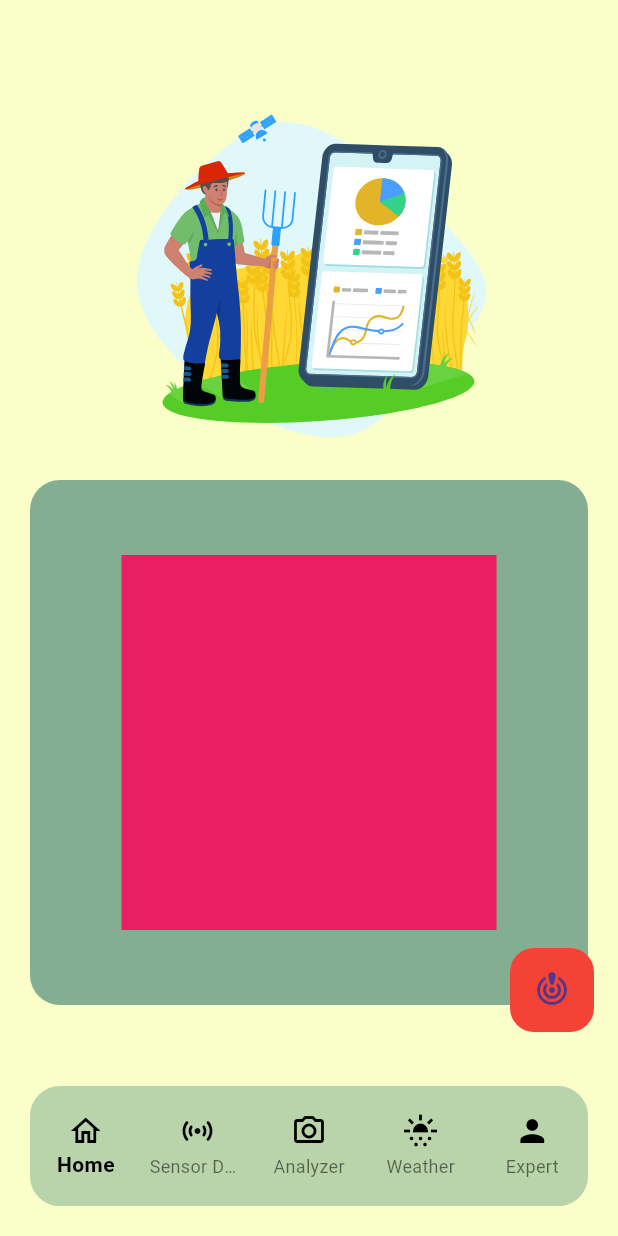
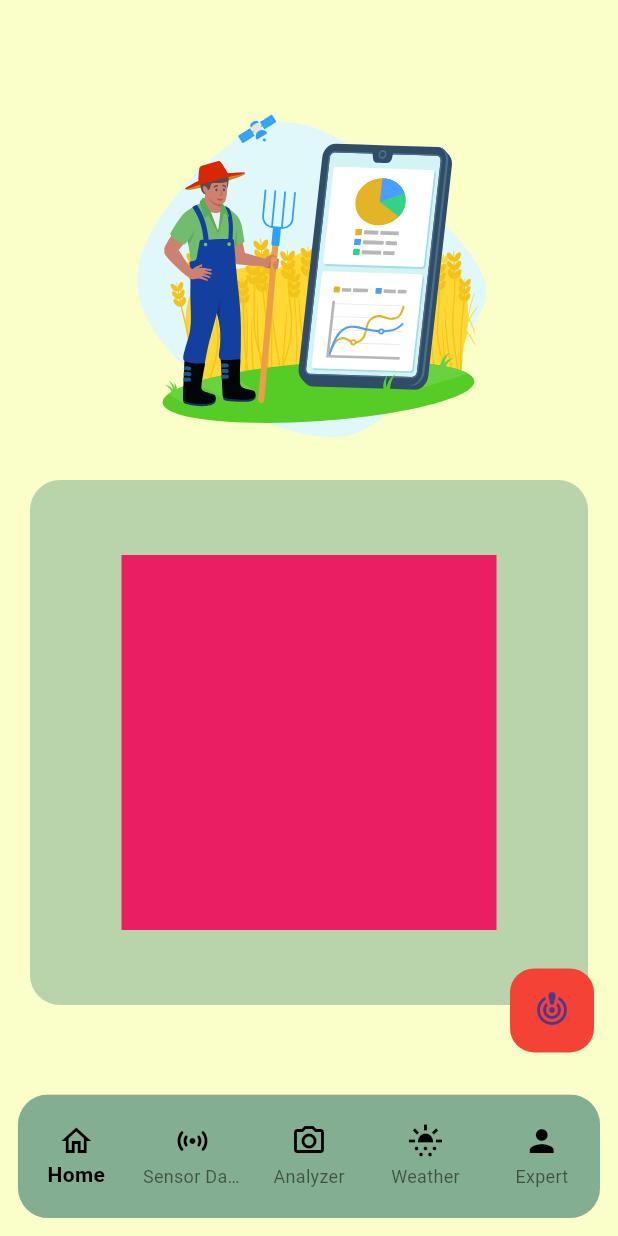
Before and after one commit to cosmicsid004/kissan_mitr, a Flutter app: the screen it shows after launch, after a tap on the "crisis alert" icon, on a phone screen of 412 x 824 dp. Run offline on Flutter 3.47's test engine with Material 3 defaults, Android fonts, the phone set to English and light mode, and no system bars; our stand-ins replace cloud_firestore, firebase_core, image_picker, lottie; missing offline and left inert: tflite_v2; accounts and stored records are empty; network calls fail.

Commit message:
makingDynamic

```diff
--- a/lib/common.dart
+++ b/lib/common.dart
@@ -6,14 +6,14 @@ class colors {
   }
 
   static dockColor() {
+    return Color(0xFF84AE92);
+  }
+
+  static cardColor() {
     return Color(0xFFB9D4AA);
   }
 
-  static cardColor() {
+  static buttonColor() {
     return Color(0xFF84AE92);
   }
-
-  static buttonColor() {
-    return Color(0xFFB9D4AA);
-  }
 }
--- a/lib/home/homepage.dart
+++ b/lib/home/homepage.dart
@@ -15,10 +15,9 @@ class HomePage extends StatefulWidget {
 
 class _HomePageState extends State<HomePage> {
   int _selectedIndex = 0;
+  final PageController _pageController = PageController();
 
-  // Use const constructors where possible for better performance
   static final List<Widget> _widgetOptions = <Widget>[
-    // Use Container directly, Scaffold inside Scaffold is not recommended
     homeTab(),
     SenorReadings(),
     analyzer(),
@@ -27,6 +26,11 @@ class _HomePageState extends State<HomePage> {
   ];
 
   void _onItemTapped(int index) {
+    _pageController.animateToPage(
+      index,
+      duration: const Duration(milliseconds: 300),
+      curve: Curves.easeInOut,
+    );
     setState(() {
       _selectedIndex = index;
     });
@@ -34,9 +38,20 @@ class _HomePageState extends State<HomePage> {
 
   @override
   Widget build(BuildContext context) {
+    final double navBarHeight = MediaQuery.of(context).size.height * 0.1;
+    // ~10% of screen height (auto scales on small/large devices)
+
     return Scaffold(
       backgroundColor: const Color(0xFFFAFFCA),
-      body: _widgetOptions[_selectedIndex],
+      body: PageView(
+        controller: _pageController,
+        children: _widgetOptions,
+        onPageChanged: (index) {
+          setState(() {
+            _selectedIndex = index;
+          });
+        },
+      ),
       floatingActionButton: FloatingActionButton(
         onPressed: () {},
         backgroundColor: Colors.red,
@@ -44,37 +59,22 @@ class _HomePageState extends State<HomePage> {
         child: const Icon(Icons.crisis_alert),
       ),
       bottomNavigationBar: Padding(
-        padding: const EdgeInsets.all(20.0),
+        padding: const EdgeInsets.all(12.0), // reduced padding for smaller screens
         child: ClipRRect(
           borderRadius: BorderRadius.circular(20),
           child: SizedBox(
-            height: 80,
+            height: navBarHeight.clamp(60, 90),
+            // Keeps min 60 and max 90 (safe across all devices)
             width: double.infinity,
             child: BottomNavigationBar(
               type: BottomNavigationBarType.fixed,
-              // Prevent shifting animation
               backgroundColor: colors.dockColor(),
               items: const [
-                BottomNavigationBarItem(
-                  icon: Icon(Icons.home_outlined, color: Colors.black),
-                  label: 'Home',
-                ),
-                BottomNavigationBarItem(
-                  icon: Icon(Icons.sensors_rounded, color: Colors.black),
-                  label: 'Sensor Data',
-                ),
-                BottomNavigationBarItem(
-                  icon: Icon(Icons.camera_alt_outlined, color: Colors.black),
-                  label: 'Analyzer',
-                ),
-                BottomNavigationBarItem(
-                  icon: Icon(Icons.sunny_snowing, color: Colors.black),
-                  label: 'Weather',
-                ),
-                BottomNavigationBarItem(
-                  icon: Icon(Icons.person, color: Colors.black),
-                  label: 'Expert',
-                ),
+                BottomNavigationBarItem(icon: Icon(Icons.home_outlined, color: Colors.black), label: 'Home'),
+                BottomNavigationBarItem(icon: Icon(Icons.sensors_rounded, color: Colors.black), label: 'Sensor Data'),
+                BottomNavigationBarItem(icon: Icon(Icons.camera_alt_outlined, color: Colors.black), label: 'Analyzer'),
+                BottomNavigationBarItem(icon: Icon(Icons.sunny_snowing, color: Colors.black), label: 'Weather'),
+                BottomNavigationBarItem(icon: Icon(Icons.person, color: Colors.black), label: 'Expert'),
               ],
               currentIndex: _selectedIndex,
               selectedItemColor: Colors.black,
--- a/lib/home/sensorPage/sensorReadings.dart
+++ b/lib/home/sensorPage/sensorReadings.dart
@@ -12,15 +12,17 @@ class SenorReadings extends StatefulWidget {
 }
 
 class _SenorReadingsState extends State<SenorReadings> {
-  String sensorData = "Fetching...";
+  String soilMoisture = "Fetching...";
+  String soilPh = "Fetching...";
   Timer? timer;
 
   Future<void> fetchSensorData() async {
     await Future.delayed(const Duration(milliseconds: 500)); // simulate delay
     final random = Random();
+
     setState(() {
-      sensorData =
-          "🌡 Soil Moisture: \n${20 + random.nextInt(10)}°C";
+      soilMoisture = "${30 + random.nextInt(20)}%"; // e.g. 30–50% range
+      soilPh = "${5 + random.nextDouble() * 3.0}"; // e.g. 5.0–8.0 range
     });
   }
 
@@ -40,7 +42,8 @@ class _SenorReadingsState extends State<SenorReadings> {
     super.dispose();
   }
 
-  bool isOn = false; // state for toggle
+  bool pumpIsOn = false; // state for toggle
+  bool phManager = false;
   @override
   Widget build(BuildContext context) {
     return Scaffold(
@@ -59,9 +62,19 @@ class _SenorReadingsState extends State<SenorReadings> {
               ),
 
               Padding(
-                padding: const EdgeInsets.all(20.0),
-                child: Container(
-                  height: 250,
+                padding: const EdgeInsets.all(16.0), // reduced a bit for small screens
+                child: LayoutBuilder(
+                  builder: (context, constraints) {
+                    final double cardHeight = constraints.maxHeight > 0
+                        ? constraints.maxHeight * 0.35
+                        : MediaQuery.of(context).size.height * 0.25;
+
+                    final double imageFlex = constraints.maxWidth > 600 ? 3 : 2;
+                    final double textSize = MediaQuery.of(context).size.width * 0.045;
+                    final double subtitleSize = MediaQuery.of(context).size.width * 0.04;
+
+                    return Container(
+                      height: cardHeight.clamp(180, 280), // min 180, max 280
                       decoration: BoxDecoration(
                         color: colors.cardColor(),
                         borderRadius: const BorderRadius.all(Radius.circular(20)),
@@ -71,15 +84,15 @@ class _SenorReadingsState extends State<SenorReadings> {
                         child: Row(
                           children: [
                             Expanded(
-                          flex: 2,
+                              flex: imageFlex.toInt(),
                               child: Image.asset(
                                 'assets/sensorPage/sprinkler.png',
                                 fit: BoxFit.contain,
                               ),
                             ),
-                        const SizedBox(width: 80),
+                            const SizedBox(width: 20), // dynamic spacing (reduced from 80)
                             Expanded(
-                          flex: 2,
+                              flex: 3,
                               child: Column(
                                 mainAxisAlignment: MainAxisAlignment.center,
                                 crossAxisAlignment: CrossAxisAlignment.start,
@@ -89,10 +102,10 @@ class _SenorReadingsState extends State<SenorReadings> {
                                     transitionBuilder: (child, anim) =>
                                         FadeTransition(opacity: anim, child: child),
                                     child: Text(
-                                  sensorData,
-                                  key: ValueKey(sensorData), // required for AnimatedSwitcher
-                                  style: const TextStyle(
-                                    fontSize: 22,
+                                      "🌡 Soil Moisture: $soilMoisture",
+                                      key: ValueKey(soilMoisture), // important for AnimatedSwitcher
+                                      style: TextStyle(
+                                        fontSize: textSize.clamp(18, 24), // scale with screen
                                         fontWeight: FontWeight.bold,
                                       ),
                                     ),
@@ -100,18 +113,21 @@ class _SenorReadingsState extends State<SenorReadings> {
                                   const SizedBox(height: 10),
                                   Row(
                                     children: [
-                                  Text(
-                                    isOn ? "Sprinkler: ON" : "Sprinkler: OFF",
+                                      Flexible(
+                                        child: Text(
+                                          pumpIsOn ? "Sprinkler: ON" : "Sprinkler: OFF",
                                           style: TextStyle(
-                                      fontSize: 18,
+                                            fontSize: subtitleSize.clamp(16, 20),
+                                          ),
+                                          overflow: TextOverflow.ellipsis,
                                         ),
                                       ),
                                       const SizedBox(width: 10),
                                       Switch(
-                                    value: isOn,
+                                        value: pumpIsOn,
                                         onChanged: (value) {
                                           setState(() {
-                                        isOn = value;
+                                            pumpIsOn = value;
                                             // TODO: send command to NodeMCU when real device is ready
                                           });
                                         },
@@ -124,13 +140,25 @@ class _SenorReadingsState extends State<SenorReadings> {
                           ],
                         ),
                       ),
+                    );
+                  },
                 ),
               ),
 
               Padding(
-                padding: const EdgeInsets.all(20.0),
-                child: Container(
-                  height: 250,
+                padding: const EdgeInsets.all(16.0), // reduced a bit for small screens
+                child: LayoutBuilder(
+                  builder: (context, constraints) {
+                    final double cardHeight = constraints.maxHeight > 0
+                        ? constraints.maxHeight * 0.35
+                        : MediaQuery.of(context).size.height * 0.25;
+
+                    final double imageFlex = constraints.maxWidth > 600 ? 3 : 2;
+                    final double textSize = MediaQuery.of(context).size.width * 0.045;
+                    final double subtitleSize = MediaQuery.of(context).size.width * 0.04;
+
+                    return Container(
+                      height: cardHeight.clamp(180, 280), // min 180, max 280
                       decoration: BoxDecoration(
                         color: colors.cardColor(),
                         borderRadius: const BorderRadius.all(Radius.circular(20)),
@@ -140,15 +168,15 @@ class _SenorReadingsState extends State<SenorReadings> {
                         child: Row(
                           children: [
                             Expanded(
-                          flex: 2,
+                              flex: imageFlex.toInt(),
                               child: Image.asset(
                                 'assets/sensorPage/ph.png',
                                 fit: BoxFit.contain,
                               ),
                             ),
-                        const SizedBox(width: 80),
+                            const SizedBox(width: 20), // dynamic spacing (reduced from 80)
                             Expanded(
-                          flex: 2,
+                              flex: 3,
                               child: Column(
                                 mainAxisAlignment: MainAxisAlignment.center,
                                 crossAxisAlignment: CrossAxisAlignment.start,
@@ -158,10 +186,10 @@ class _SenorReadingsState extends State<SenorReadings> {
                                     transitionBuilder: (child, anim) =>
                                         FadeTransition(opacity: anim, child: child),
                                     child: Text(
-                                  sensorData,
-                                  key: ValueKey(sensorData), // required for AnimatedSwitcher
-                                  style: const TextStyle(
-                                    fontSize: 22,
+                                      "🌡 Soil pH: $soilPh",
+                                      key: ValueKey(soilPh), // important for AnimatedSwitcher
+                                      style: TextStyle(
+                                        fontSize: textSize.clamp(18, 24), // scale with screen
                                         fontWeight: FontWeight.bold,
                                       ),
                                     ),
@@ -169,18 +197,21 @@ class _SenorReadingsState extends State<SenorReadings> {
                                   const SizedBox(height: 10),
                                   Row(
                                     children: [
-                                  Text(
-                                    isOn ? "Sprinkler: ON" : "Sprinkler: OFF",
+                                      Flexible(
+                                        child: Text(
+                                          phManager ? "Sprinkler: ON" : "Sprinkler: OFF",
                                           style: TextStyle(
-                                      fontSize: 18,
+                                            fontSize: subtitleSize.clamp(16, 20),
+                                          ),
+                                          overflow: TextOverflow.ellipsis,
                                         ),
                                       ),
                                       const SizedBox(width: 10),
                                       Switch(
-                                    value: isOn,
+                                        value: phManager,
                                         onChanged: (value) {
                                           setState(() {
-                                        isOn = value;
+                                            phManager = value;
                                             // TODO: send command to NodeMCU when real device is ready
                                           });
                                         },
@@ -193,8 +224,11 @@ class _SenorReadingsState extends State<SenorReadings> {
                           ],
                         ),
                       ),
+                    );
+                  },
                 ),
               )
+
             ],
           ),
         ),
```
Also changed, not shown: 1 other file. Lines whose indentation alone changed are shown as unchanged.
